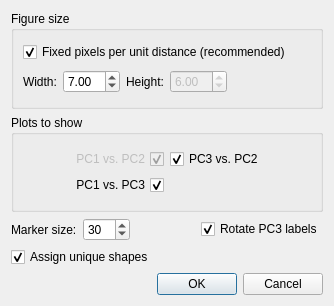
This is stamp/plugins/multiGroups/plots/configGUI/pcaPlot.ui in donovan-h-parks/STAMP as Qt 5 draws it before an edit. The edited form follows.
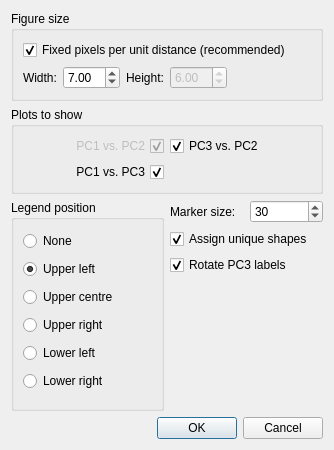
This is the edited form. Icons and pictures are not drawn.

Commit message: v2.1.2: enhancements and minor fixes to plots

The edit to the form file:
```diff
--- a/stamp/plugins/multiGroups/plots/configGUI/pcaPlot.ui
+++ b/stamp/plugins/multiGroups/plots/configGUI/pcaPlot.ui
@@ -7,7 +7,7 @@
     <x>0</x>
     <y>0</y>
     <width>334</width>
-    <height>306</height>
+    <height>450</height>
    </rect>
   </property>
   <property name="sizePolicy">
@@ -23,7 +23,7 @@
    <iconset>
     <normaloff>../../../../../icons/programIcon.png</normaloff>../../../../../icons/programIcon.png</iconset>
   </property>
-  <layout class="QVBoxLayout" name="verticalLayout_3">
+  <layout class="QVBoxLayout" name="verticalLayout_4">
    <item>
     <widget class="QGroupBox" name="groupBox_3">
      <property name="title">
@@ -177,68 +177,139 @@
     </widget>
    </item>
    <item>
-    <layout class="QVBoxLayout" name="verticalLayout_4">
+    <layout class="QHBoxLayout" name="horizontalLayout_4">
      <item>
-      <layout class="QHBoxLayout" name="horizontalLayout_5">
+      <widget class="QGroupBox" name="groupBox_6">
+       <property name="title">
+        <string>Legend position</string>
+       </property>
+       <layout class="QVBoxLayout" name="verticalLayout_9">
+        <item>
+         <widget class="QRadioButton" name="radioLegendPosNone">
+          <property name="text">
+           <string>None</string>
+          </property>
+         </widget>
+        </item>
+        <item>
+         <widget class="QRadioButton" name="radioLegendPosUpperLeft">
+          <property name="text">
+           <string>Upper left</string>
+          </property>
+          <property name="checked">
+           <bool>true</bool>
+          </property>
+         </widget>
+        </item>
+        <item>
+         <widget class="QRadioButton" name="radioLegendPosUpperCentre">
+          <property name="text">
+           <string>Upper centre</string>
+          </property>
+         </widget>
+        </item>
+        <item>
+         <widget class="QRadioButton" name="radioLegendPosUpperRight">
+          <property name="text">
+           <string>Upper right</string>
+          </property>
+         </widget>
+        </item>
+        <item>
+         <widget class="QRadioButton" name="radioLegendPosLowerLeft">
+          <property name="text">
+           <string>Lower left</string>
+          </property>
+         </widget>
+        </item>
+        <item>
+         <widget class="QRadioButton" name="radioLegendPosLowerRight">
+          <property name="text">
+           <string>Lower right</string>
+          </property>
+         </widget>
+        </item>
+       </layout>
+      </widget>
+     </item>
+     <item>
+      <layout class="QVBoxLayout" name="verticalLayout_3">
        <item>
-        <widget class="QLabel" name="label_5">
+        <layout class="QHBoxLayout" name="horizontalLayout_2">
+         <item>
+          <widget class="QLabel" name="label_5">
+           <property name="text">
+            <string>Marker size:</string>
+           </property>
+          </widget>
+         </item>
+         <item>
+          <widget class="QSpinBox" name="spinMarkerSize">
+           <property name="minimum">
+            <number>1</number>
+           </property>
+           <property name="maximum">
+            <number>100</number>
+           </property>
+           <property name="value">
+            <number>30</number>
+           </property>
+          </widget>
+         </item>
+        </layout>
+       </item>
+       <item>
+        <widget class="QCheckBox" name="chkUniqueShapes">
          <property name="text">
-          <string>Marker size:</string>
+          <string>Assign unique shapes</string>
          </property>
+         <property name="checked">
+          <bool>true</bool>
+         </property>
         </widget>
        </item>
        <item>
-        <widget class="QSpinBox" name="spinMarkerSize">
-         <property name="minimum">
-          <number>1</number>
+        <widget class="QCheckBox" name="chkRotateLabels">
+         <property name="text">
+          <string>Rotate PC3 labels</string>
          </property>
-         <property name="maximum">
-          <number>100</number>
+         <property name="checked">
+          <bool>true</bool>
          </property>
-         <property name="value">
-          <number>30</number>
-         </property>
         </widget>
        </item>
        <item>
-        <spacer name="horizontalSpacer">
+        <spacer name="verticalSpacer">
          <property name="orientation">
-          <enum>Qt::Horizontal</enum>
+          <enum>Qt::Vertical</enum>
          </property>
          <property name="sizeHint" stdset="0">
           <size>
-           <width>40</width>
-           <height>20</height>
+           <width>20</width>
+           <height>40</height>
           </size>
          </property>
         </spacer>
        </item>
-       <item>
-        <widget class="QCheckBox" name="chkRotateLabels">
-         <property name="text">
-          <string>Rotate PC3 labels</string>
-         </property>
-         <property name="checked">
-          <bool>true</bool>
-         </property>
-        </widget>
-       </item>
       </layout>
      </item>
-     <item>
-      <widget class="QCheckBox" name="chkUniqueShapes">
-       <property name="text">
-        <string>Assign unique shapes</string>
-       </property>
-       <property name="checked">
-        <bool>true</bool>
-       </property>
-      </widget>
-     </item>
     </layout>
    </item>
    <item>
     <layout class="QHBoxLayout" name="horizontalLayout_3">
+     <item>
+      <spacer name="horizontalSpacer_3">
+       <property name="orientation">
+        <enum>Qt::Horizontal</enum>
+       </property>
+       <property name="sizeHint" stdset="0">
+        <size>
+         <width>40</width>
+         <height>20</height>
+        </size>
+       </property>
+      </spacer>
+     </item>
      <item>
       <widget class="QDialogButtonBox" name="buttonBox">
        <property name="orientation">
```
The commit also changes 19 other files.
